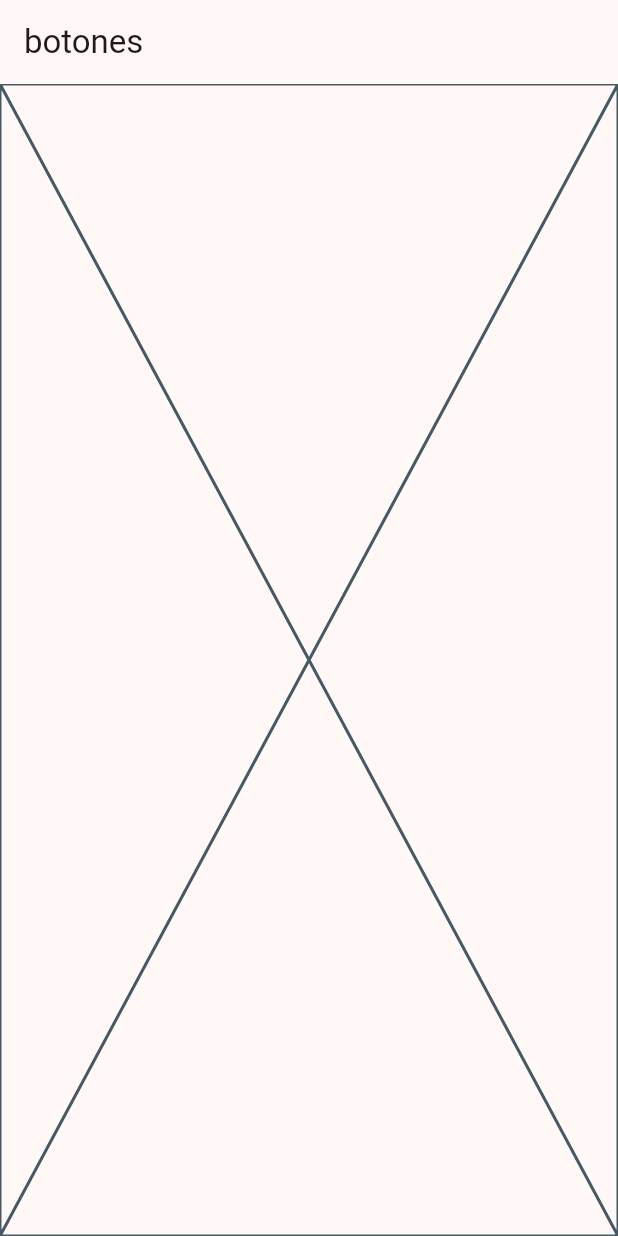
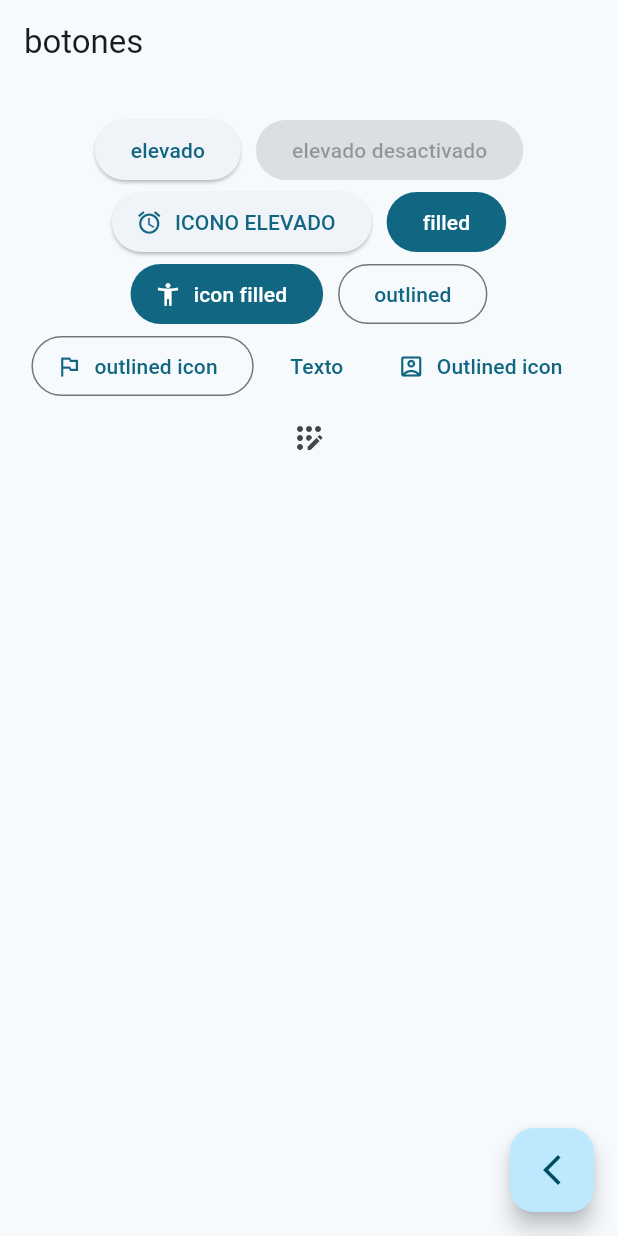
Before and after one commit to DavidArmenta/wiget_2024_armenta, a Flutter app: the ButtonScreen screen opened by its route, on a phone screen of 412 x 824 dp. Run offline on Flutter 3.47's test engine with Material 3 defaults, Android fonts, the phone set to English and light mode, and no system bars; our stand-ins replace go_router.

Commit message:
se crearon buttones en ButtonScreen y se go router con el export de screens

```diff
--- a/lib/config/routers/router.dart
+++ b/lib/config/routers/router.dart
@@ -1,9 +1,20 @@
+import 'package:flutter/material.dart';
 import 'package:go_router/go_router.dart';
+
+import '../../presentation/screens/screens.dart';
+/*import 'package:wigets_2024_1_armenta/presentation/screens/infititescroll/InfinitescrollScreen.dart';
+import 'package:wigets_2024_1_armenta/presentation/screens/animated/AnimatedScreen.dart';
 import 'package:wigets_2024_1_armenta/presentation/screens/buttons/buttonScreen.dart';
 import 'package:wigets_2024_1_armenta/presentation/screens/cards/CardScreen.dart';
+import 'package:wigets_2024_1_armenta/presentation/screens/counter_river/Counter_riverScreen.dart';
 import 'package:wigets_2024_1_armenta/presentation/screens/home/home.dart';
+import 'package:wigets_2024_1_armenta/presentation/screens/progress/ProgressScreen.dart';
+import 'package:wigets_2024_1_armenta/presentation/screens/snackbar/SnackbarScreen.dart';
+import 'package:wigets_2024_1_armenta/presentation/screens/theme_changer/theme_changerScreen.dart';
+import 'package:wigets_2024_1_armenta/presentation/screens/ui_controls/Ui_controlsScreen.dart';
+import 'package:wigets_2024_1_armenta/presentation/screens/tutorial/TutorialScreen.dart';*/
 
-// GoRouter configuration
+
  final appRouter = GoRouter(
   debugLogDiagnostics: true,
   initialLocation: '/',
@@ -23,5 +34,39 @@ import 'package:wigets_2024_1_armenta/presentation/screens/home/home.dart';
       name: const CardScreen().nameScreen,
       builder: (context, state) => const CardScreen(),
     ),
+    GoRoute(
+      path: '/progress',
+      name: const ProgressScreen().nameScreen,
+      builder: (context, state) => const ProgressScreen(),
+    ),GoRoute(
+      path: '/snackbar',
+      name: const SnackbarScreen().nameScreen,
+      builder: (context, state) => const SnackbarScreen(),
+    ),GoRoute(
+      path: '/animated',
+      name: const AnimatedScreen().nameScreen,
+      builder: (context, state) => const AnimatedScreen(),
+    ),GoRoute(
+      path: '/ui_controls',
+      name: const Ui_controlScreen().nameScreen,
+      builder: (context, state) => const Ui_controlScreen(),
+    ),GoRoute(
+      path: '/tutorial',
+      name: const TutorialScreen().nameScreen,
+      builder: (context, state) => const TutorialScreen(),
+    ),GoRoute(
+      path: '/infinitescroll',
+      name: const InfinitescrollScreen().nameScreen,
+      builder: (context, state) => const InfinitescrollScreen(),
+    ),GoRoute(
+      path: '/counter_river',
+      name: const Counter_riverScreen().nameScreen,
+      builder: (context, state) => const Counter_riverScreen(),
+    ),GoRoute(
+      path: '/theme_changer',
+      name: const Theme_changerScreen().nameScreen,
+      builder: (context, state) => const Theme_changerScreen(),
+    ),
   ],
+
 );
--- a/lib/main.dart
+++ b/lib/main.dart
@@ -16,7 +16,7 @@ class MainApp extends StatelessWidget {
   Widget build(BuildContext context) {
     return  MaterialApp.router(
       debugShowCheckedModeBanner: false,
-      theme: Apptheme(selectedColor: 3).getTheme(),
+      theme: Apptheme(selectedColor: 6).getTheme(),
       routerConfig: appRouter,
       );
   }
--- a/lib/presentation/screens/buttons/ButtonScreen.dart
+++ b/lib/presentation/screens/buttons/ButtonScreen.dart
@@ -1,4 +1,6 @@
 import 'package:flutter/material.dart';
+import 'package:go_router/go_router.dart';
+import 'package:wigets_2024_1_armenta/presentation/wigets/CustomButton.dart';
 
 class ButtonScreen extends StatelessWidget {
   final String nameScreen = "ButtonScreen";
@@ -9,9 +11,64 @@ class ButtonScreen extends StatelessWidget {
   Widget build(BuildContext context) {
     return Scaffold(
       appBar: AppBar(
+
         title: const Text("botones"),
+        automaticallyImplyLeading: false,  //se quita el botton que deja el pushnamespace para regresar
       ),
-      body: const Placeholder(),
+      body: _ButtonsView(),
+      floatingActionButton: FloatingActionButton(
+        onPressed: (){
+          context.pop();
+
+      },
+      child: const Icon(Icons.arrow_back_ios_new_outlined),),
     );
   }
 }
+
+class _ButtonsView extends StatelessWidget {
+  const _ButtonsView();
+
+  @override
+  Widget build(BuildContext context) {
+    final colors = Theme.of(context).colorScheme;
+    return SizedBox(
+      width: double.infinity,
+    child:  Padding(
+      padding: const EdgeInsets.symmetric(horizontal: 10,vertical: 20),
+      child: Wrap(
+        spacing: 10,
+        alignment: WrapAlignment.center,
+        children: [
+                    ElevatedButton(onPressed:() {},
+                    child: const Text('elevado')),
+              const ElevatedButton(onPressed:null,
+                    child: const Text('elevado desactivado')),
+                    ElevatedButton.icon(onPressed:(){},
+                          icon: Icon(Icons.access_alarm),
+                          label: const Text('ICONO ELEVADO')),
+                          FilledButton(onPressed: (){}, child: const Text('filled')),
+                          FilledButton.icon(onPressed: (){},
+                                icon: Icon(Icons.accessibility_new),
+                                label: const Text('icon filled')),
+                          OutlinedButton(onPressed: (){}, child: const Text('outlined')),
+                          OutlinedButton.icon(onPressed:(){},
+                                icon: Icon(Icons.outlined_flag),
+                                label: const Text('outlined icon')),
+                          TextButton(onPressed: () {}, child: const Text('Texto')),
+                          TextButton.icon(
+                                onPressed: () {},
+                                icon: const Icon(Icons.account_box_outlined),
+                                label: const Text('Outlined icon')),
+                          IconButton(
+                                onPressed: () {},
+                                icon: const Icon(Icons.app_registration_rounded)),
+
+
+
+        ],
+       ),
+      )
+   );
+  }
+}
```
Also changed, not shown: lib/config/menu/menu_items.dart (+24 -24 lines), lib/presentation/screens/animated/AnimatedScreen.dart (added, +17 -0 lines), lib/presentation/screens/counter_river/Counter_riverScreen.dart (added, +17 -0 lines), lib/presentation/screens/infititescroll/InfinitescrollScreen.dart (added, +17 -0 lines), lib/presentation/screens/progress/ProgressScreen.dart (added, +17 -0 lines), lib/presentation/screens/screens.dart (added, +11 -0 lines), lib/presentation/screens/snackbar/SnackbarScreen.dart (added, +17 -0 lines), lib/presentation/screens/theme_changer/Theme_changerScreen.dart (added, +17 -0 lines), lib/presentation/screens/tutorial/TutorialScreen.dart (added, +17 -0 lines), lib/presentation/screens/ui_controls/Ui_controlsScreen.dart (added, +17 -0 lines), lib/presentation/wigets/CustomButton.dart (added).
